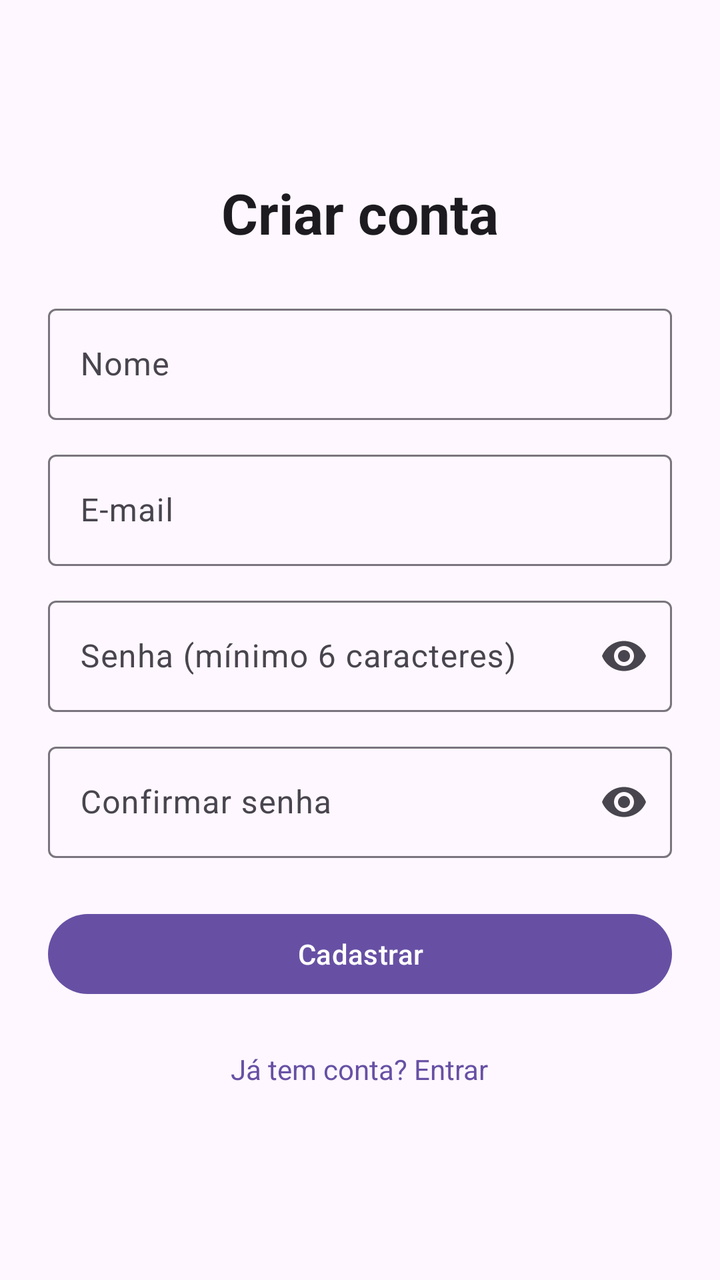
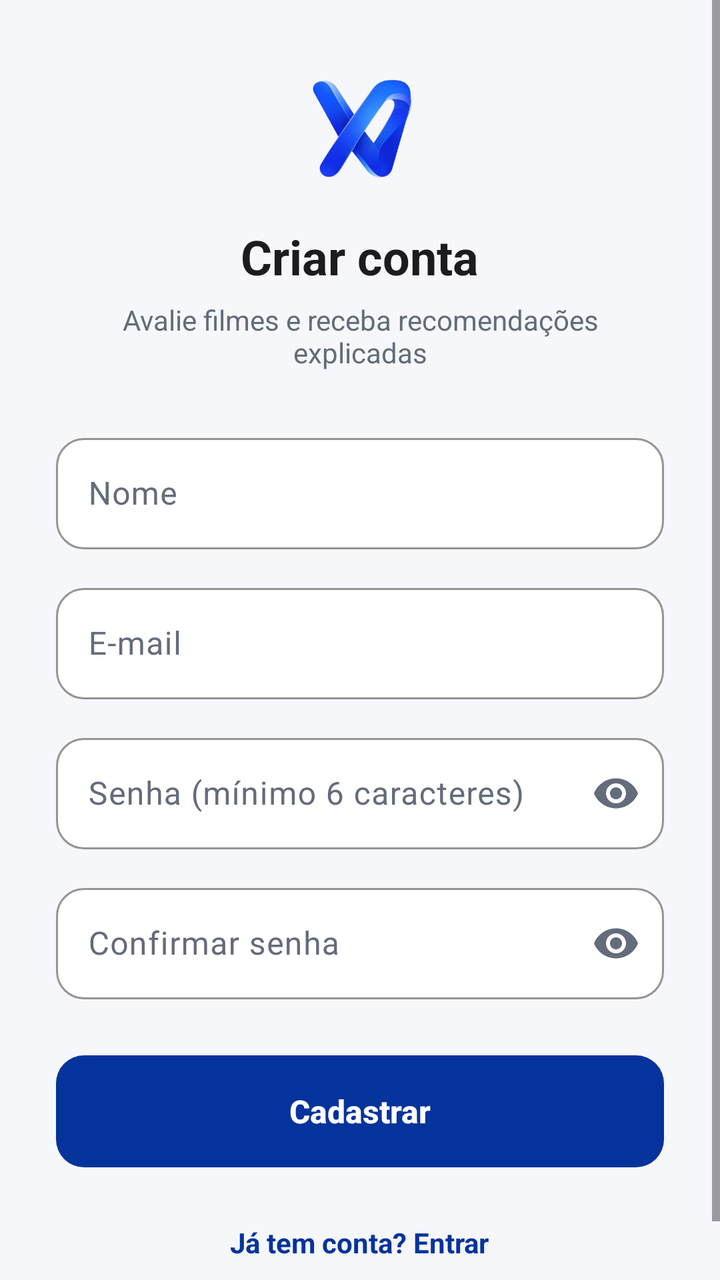

The first picture is an Android layout as it rendered before a commit; the second is the same layout after the commit. The layout source and the unified diff follow.
<!-- AndroidManifest.xml: application theme Theme.ProjetoDDM -->
<!-- res/layout/activity_register.xml -->
<?xml version="1.0" encoding="utf-8"?>
<ScrollView xmlns:android="http://schemas.android.com/apk/res/android"
    xmlns:app="http://schemas.android.com/apk/res-auto"
    android:layout_width="match_parent"
    android:layout_height="match_parent"
    android:fillViewport="true"
    android:fitsSystemWindows="true">

    <LinearLayout
        android:layout_width="match_parent"
        android:layout_height="wrap_content"
        android:gravity="center"
        android:orientation="vertical"
        android:padding="24dp">

        <TextView
            android:layout_width="wrap_content"
            android:layout_height="wrap_content"
            android:layout_marginBottom="24dp"
            android:text="Criar conta"
            android:textAppearance="?attr/textAppearanceHeadlineMedium"
            android:textStyle="bold" />

        <com.google.android.material.textfield.TextInputLayout
            style="@style/Widget.Material3.TextInputLayout.OutlinedBox"
            android:layout_width="match_parent"
            android:layout_height="wrap_content"
            android:hint="Nome">

            <com.google.android.material.textfield.TextInputEditText
                android:id="@+id/etName"
                android:layout_width="match_parent"
                android:layout_height="wrap_content"
                android:inputType="textPersonName" />
        </com.google.android.material.textfield.TextInputLayout>

        <com.google.android.material.textfield.TextInputLayout
            style="@style/Widget.Material3.TextInputLayout.OutlinedBox"
            android:layout_width="match_parent"
            android:layout_height="wrap_content"
            android:layout_marginTop="12dp"
            android:hint="E-mail">

            <com.google.android.material.textfield.TextInputEditText
                android:id="@+id/etEmail"
                android:layout_width="match_parent"
                android:layout_height="wrap_content"
                android:inputType="textEmailAddress" />
        </com.google.android.material.textfield.TextInputLayout>

        <com.google.android.material.textfield.TextInputLayout
            style="@style/Widget.Material3.TextInputLayout.OutlinedBox"
            android:layout_width="match_parent"
            android:layout_height="wrap_content"
            android:layout_marginTop="12dp"
            android:hint="Senha (mínimo 6 caracteres)"
            app:endIconMode="password_toggle">

            <com.google.android.material.textfield.TextInputEditText
                android:id="@+id/etPassword"
                android:layout_width="match_parent"
                android:layout_height="wrap_content"
                android:inputType="textPassword" />
        </com.google.android.material.textfield.TextInputLayout>

        <com.google.android.material.textfield.TextInputLayout
            style="@style/Widget.Material3.TextInputLayout.OutlinedBox"
            android:layout_width="match_parent"
            android:layout_height="wrap_content"
            android:layout_marginTop="12dp"
            android:hint="Confirmar senha"
            app:endIconMode="password_toggle">

            <com.google.android.material.textfield.TextInputEditText
                android:id="@+id/etConfirm"
                android:layout_width="match_parent"
                android:layout_height="wrap_content"
                android:inputType="textPassword" />
        </com.google.android.material.textfield.TextInputLayout>

        <com.google.android.material.button.MaterialButton
            android:id="@+id/btnRegister"
            android:layout_width="match_parent"
            android:layout_height="wrap_content"
            android:layout_marginTop="24dp"
            android:text="Cadastrar" />

        <ProgressBar
            android:id="@+id/progress"
            android:layout_width="wrap_content"
            android:layout_height="wrap_content"
            android:layout_marginTop="16dp"
            android:visibility="gone" />

        <TextView
            android:id="@+id/tvGoLogin"
            android:layout_width="wrap_content"
            android:layout_height="wrap_content"
            android:layout_marginTop="16dp"
            android:padding="8dp"
            android:text="Já tem conta? Entrar"
            android:textColor="?attr/colorPrimary" />
    </LinearLayout>
</ScrollView>
<!-- resources referenced by this layout -->
<resources>
  <style name="Theme.ProjetoDDM" parent="Base.Theme.ProjetoDDM" />
  <style name="Base.Theme.ProjetoDDM" parent="Theme.Material3.DayNight.NoActionBar">
          
          
      </style>
</resources>

<!-- the commit's change to res/layout/activity_register.xml (unified diff, before → after) -->
@@ -11,18 +11,35 @@
         android:layout_height="wrap_content"
         android:gravity="center"
         android:orientation="vertical"
-        android:padding="24dp">
+        android:paddingHorizontal="28dp"
+        android:paddingVertical="32dp">
+
+        <ImageView
+            android:layout_width="64dp"
+            android:layout_height="64dp"
+            android:contentDescription="Logo do Elo"
+            android:scaleType="fitCenter"
+            android:src="@drawable/logo" />
 
         <TextView
             android:layout_width="wrap_content"
             android:layout_height="wrap_content"
-            android:layout_marginBottom="24dp"
+            android:layout_marginTop="16dp"
             android:text="Criar conta"
-            android:textAppearance="?attr/textAppearanceHeadlineMedium"
+            android:textAppearance="?attr/textAppearanceHeadlineSmall"
             android:textStyle="bold" />
 
+        <TextView
+            android:layout_width="wrap_content"
+            android:layout_height="wrap_content"
+            android:layout_marginTop="6dp"
+            android:layout_marginBottom="28dp"
+            android:gravity="center"
+            android:text="Avalie filmes e receba recomendações explicadas"
+            android:textColor="?attr/colorOnSurfaceVariant" />
+
         <com.google.android.material.textfield.TextInputLayout
-            style="@style/Widget.Material3.TextInputLayout.OutlinedBox"
+            style="@style/Widget.Elo.TextInput"
             android:layout_width="match_parent"
             android:layout_height="wrap_content"
             android:hint="Nome">
@@ -35,10 +52,10 @@
         </com.google.android.material.textfield.TextInputLayout>
 
         <com.google.android.material.textfield.TextInputLayout
-            style="@style/Widget.Material3.TextInputLayout.OutlinedBox"
+            style="@style/Widget.Elo.TextInput"
             android:layout_width="match_parent"
             android:layout_height="wrap_content"
-            android:layout_marginTop="12dp"
+            android:layout_marginTop="14dp"
             android:hint="E-mail">
 
             <com.google.android.material.textfield.TextInputEditText
@@ -49,10 +66,10 @@
         </com.google.android.material.textfield.TextInputLayout>
 
         <com.google.android.material.textfield.TextInputLayout
-            style="@style/Widget.Material3.TextInputLayout.OutlinedBox"
+            style="@style/Widget.Elo.TextInput"
             android:layout_width="match_parent"
             android:layout_height="wrap_content"
-            android:layout_marginTop="12dp"
+            android:layout_marginTop="14dp"
             android:hint="Senha (mínimo 6 caracteres)"
             app:endIconMode="password_toggle">
 
@@ -64,10 +81,10 @@
         </com.google.android.material.textfield.TextInputLayout>
 
         <com.google.android.material.textfield.TextInputLayout
-            style="@style/Widget.Material3.TextInputLayout.OutlinedBox"
+            style="@style/Widget.Elo.TextInput"
             android:layout_width="match_parent"
             android:layout_height="wrap_content"
-            android:layout_marginTop="12dp"
+            android:layout_marginTop="14dp"
             android:hint="Confirmar senha"
             app:endIconMode="password_toggle">
 
@@ -82,7 +99,7 @@
             android:id="@+id/btnRegister"
             android:layout_width="match_parent"
             android:layout_height="wrap_content"
-            android:layout_marginTop="24dp"
+            android:layout_marginTop="28dp"
             android:text="Cadastrar" />
 
         <ProgressBar
@@ -96,9 +113,10 @@
             android:id="@+id/tvGoLogin"
             android:layout_width="wrap_content"
             android:layout_height="wrap_content"
-            android:layout_marginTop="16dp"
+            android:layout_marginTop="20dp"
             android:padding="8dp"
             android:text="Já tem conta? Entrar"
-            android:textColor="?attr/colorPrimary" />
+            android:textColor="?attr/colorPrimary"
+            android:textStyle="bold" />
     </LinearLayout>
 </ScrollView>
<!-- resource entries referenced after the edit -->
@@ -1,9 +1,70 @@
 <!-- resources referenced by this layout -->
 <resources>
+  <!-- drawable logo: png bitmap (drawable, 82283 bytes) -->
+  <style name="Widget.Elo.TextInput" parent="Widget.Material3.TextInputLayout.OutlinedBox">
+          <item name="boxCornerRadiusTopStart">14dp</item>
+          <item name="boxCornerRadiusTopEnd">14dp</item>
+          <item name="boxCornerRadiusBottomStart">14dp</item>
+          <item name="boxCornerRadiusBottomEnd">14dp</item>
+          <item name="boxBackgroundColor">@color/elo_surface</item>
+          <item name="boxStrokeColor">@color/elo_primary</item>
+          <item name="boxStrokeWidth">1dp</item>
+          <item name="boxStrokeWidthFocused">2dp</item>
+          <item name="hintTextColor">@color/elo_primary</item>
+      </style>
   <style name="Theme.ProjetoDDM" parent="Base.Theme.ProjetoDDM" />
-  <style name="Base.Theme.ProjetoDDM" parent="Theme.Material3.DayNight.NoActionBar">
-          
-          
+  <color name="elo_surface">#FFFFFF</color>
+  <color name="elo_primary">#05339C</color>
+  <style name="Base.Theme.ProjetoDDM" parent="Theme.Material3.Light.NoActionBar">
+          <item name="colorPrimary">@color/elo_primary</item>
+          <item name="colorOnPrimary">@android:color/white</item>
+          <item name="colorPrimaryContainer">@color/elo_primary_container</item>
+          <item name="colorOnPrimaryContainer">@color/elo_on_primary_container</item>
+          <item name="colorSecondary">@color/elo_primary</item>
+          <item name="android:colorBackground">@color/elo_background</item>
+          <item name="colorSurface">@color/elo_surface</item>
+          <item name="colorOnSurface">@color/elo_on_surface</item>
+          <item name="colorOnSurfaceVariant">@color/elo_on_surface_variant</item>
+          <item name="colorOutline">@color/elo_outline</item>
+          <item name="colorControlActivated">@color/elo_primary</item>
+          <item name="actionMenuTextColor">@color/elo_primary</item>
+  
+          <item name="android:windowLightStatusBar">true</item>
+  
+          <item name="materialButtonStyle">@style/Widget.Elo.Button</item>
+          <item name="materialCardViewStyle">@style/Widget.Elo.Card</item>
+          <item name="toolbarStyle">@style/Widget.Elo.Toolbar</item>
+      </style>
+  <color name="elo_primary_container">#E3E9FA</color>
+  <color name="elo_on_primary_container">#021E5C</color>
+  <color name="elo_background">#F6F7FA</color>
+  <color name="elo_on_surface">#151821</color>
+  <color name="elo_on_surface_variant">#646B7A</color>
+  <color name="elo_outline">#D6DAE3</color>
+  <style name="Widget.Elo.Button" parent="Widget.Material3.Button">
+          <item name="android:minHeight">56dp</item>
+          <item name="android:insetTop">0dp</item>
+          <item name="android:insetBottom">0dp</item>
+          <item name="cornerRadius">14dp</item>
+          <item name="android:textAllCaps">false</item>
+          <item name="android:letterSpacing">0</item>
+          <item name="android:textSize">16sp</item>
+          <item name="android:textStyle">bold</item>
+      </style>
+  <style name="Widget.Elo.Card" parent="Widget.Material3.CardView.Outlined">
+          <item name="cardCornerRadius">16dp</item>
+          <item name="cardBackgroundColor">@color/elo_surface</item>
+          <item name="strokeColor">@color/elo_card_stroke</item>
+          <item name="strokeWidth">1dp</item>
+          <item name="cardElevation">0dp</item>
+      </style>
+  <style name="Widget.Elo.Toolbar" parent="Widget.Material3.Toolbar">
+          <item name="android:background">@color/elo_background</item>
+          <item name="titleTextAppearance">@style/TextAppearance.Elo.ToolbarTitle</item>
+      </style>
+  <color name="elo_card_stroke">#E8EAF0</color>
+  <style name="TextAppearance.Elo.ToolbarTitle" parent="TextAppearance.Material3.TitleLarge">
+          <item name="android:textStyle">bold</item>
       </style>
 </resources>
 
